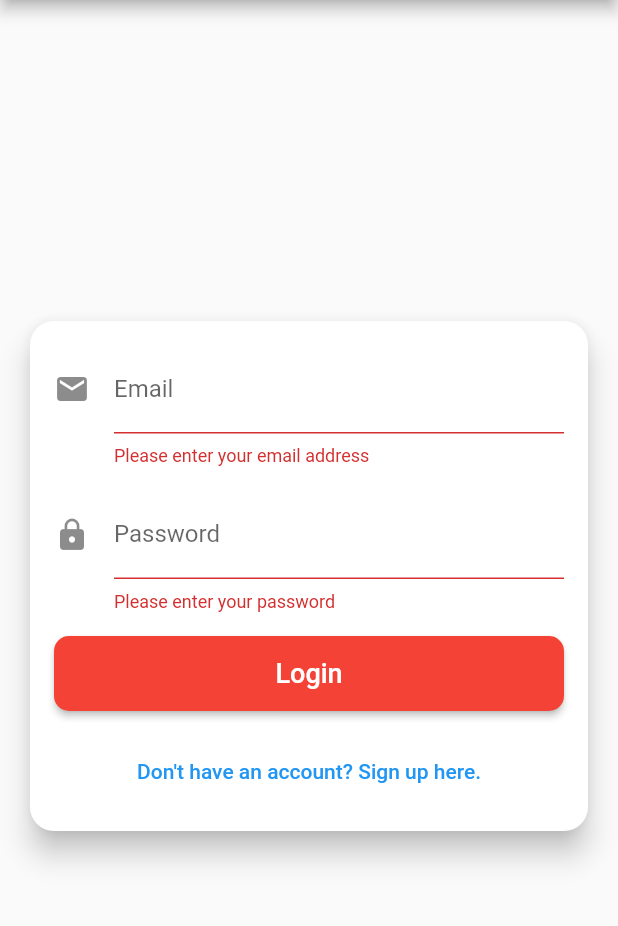
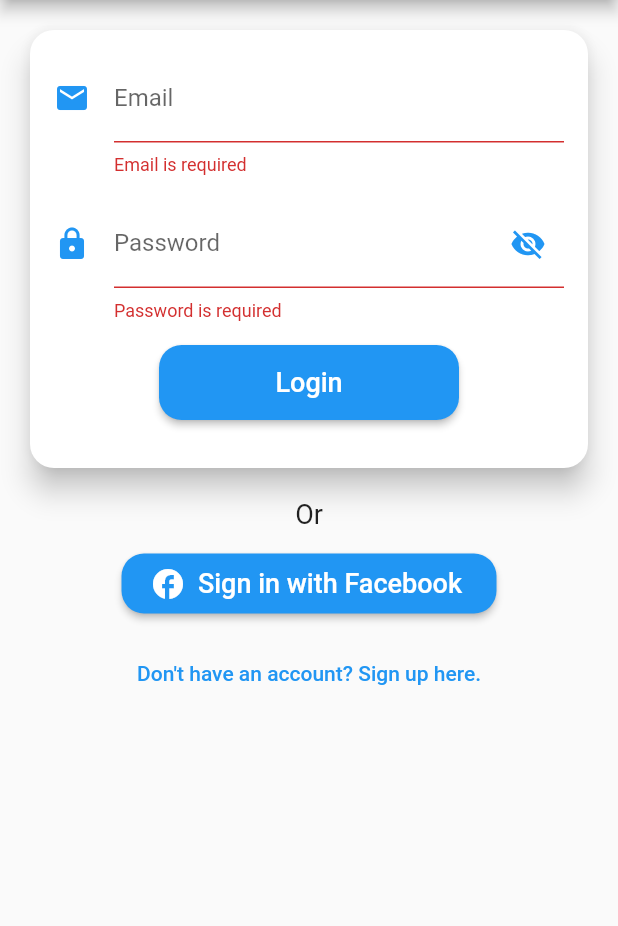
Before and after one commit to ElvinMammadov/MafiaGame, a Flutter app: the screen it shows after launch, after a tap on "Login", on a phone screen of 412 x 824 dp, the part 84-1010 px from its top. Run offline on Flutter 3.47's test engine with Material 2 defaults, Android fonts, the light colour scheme and no system bars; our stand-ins replace firebase_auth, firebase_core; missing offline and left inert: flutter_facebook_auth; accounts and stored records are empty; generated files the repository leaves out were written again.

Commit message:
Facebook authentication installed

```diff
--- /dev/null
+++ b/lib/presentation/pages/auth/login/facebook_sign_in_button.dart
@@ -0,0 +1,28 @@
+import 'package:flutter/material.dart';
+
+class FacebookSignInButton extends StatelessWidget {
+  const FacebookSignInButton({Key? key, required this.onSignIn})
+      : super(key: key);
+
+  final VoidCallback onSignIn;
+
+  @override
+  Widget build(BuildContext context) => SizedBox(
+    width: 250,
+    height: 40,
+    child: ElevatedButton.icon(
+      onPressed: onSignIn,
+      style: ElevatedButton.styleFrom(
+        backgroundColor: Colors.blue,
+        shape: RoundedRectangleBorder(
+          borderRadius: BorderRadius.circular(15.0),
+        ),
+      ),
+      icon: const Icon(Icons.facebook),
+      label: const Text(
+        'Sign in with Facebook',
+        style: TextStyle(fontSize: 18),
+      ),
+    ),
+  );
+}
--- /dev/null
+++ b/lib/presentation/pages/auth/login/login_form.dart
@@ -0,0 +1,130 @@
+import 'package:flutter/material.dart';
+import 'package:mafia_game/presentation/validators/validators.dart';
+import 'package:mafia_game/utils/app_strings.dart';
+
+class LoginForm extends StatefulWidget {
+  const LoginForm({
+    Key? key,
+    required GlobalKey<FormState> formKey,
+    required TextEditingController emailController,
+    required TextEditingController passwordController,
+    required bool isPasswordVisible,
+    required Future<void> Function() onSignIn,
+    required this.onTogglePasswordVisibility,
+  })  : _onSignIn = onSignIn,
+        _formKey = formKey,
+        _emailController = emailController,
+        _passwordController = passwordController,
+        _isPasswordVisible = isPasswordVisible,
+        super(key: key);
+
+  final GlobalKey<FormState> _formKey;
+  final TextEditingController _emailController;
+  final TextEditingController _passwordController;
+  final bool _isPasswordVisible;
+  final Future<void> Function() _onSignIn;
+  final VoidCallback onTogglePasswordVisibility;
+
+  @override
+  _LoginFormState createState() => _LoginFormState();
+}
+
+class _LoginFormState extends State<LoginForm> {
+  bool _isLoading = false;
+
+  @override
+  Widget build(BuildContext context) => Card(
+        elevation: 8.0,
+        shape: RoundedRectangleBorder(
+          borderRadius: BorderRadius.circular(16.0),
+        ),
+        child: Padding(
+          padding: const EdgeInsets.all(16.0),
+          child: Form(
+            key: widget._formKey,
+            child: Column(
+              mainAxisSize: MainAxisSize.min,
+              children: <Widget>[
+                TextFormField(
+                  controller: widget._emailController,
+                  decoration: const InputDecoration(
+                    labelText: AppStrings.email,
+                    icon: Icon(Icons.email, color: Colors.blue),
+                    focusedBorder: OutlineInputBorder(
+                      borderSide: BorderSide(color: Colors.blue),
+                    ),
+                    enabledBorder: OutlineInputBorder(
+                      borderSide: BorderSide(color: Colors.blue),
+                    ),
+                  ),
+                  validator: Validator.validateEmail,
+                ),
+                const SizedBox(height: 16),
+                TextFormField(
+                  controller: widget._passwordController,
+                  decoration: InputDecoration(
+                    labelText: AppStrings.password,
+                    icon: const Icon(Icons.lock, color: Colors.blue),
+                    focusedBorder: const OutlineInputBorder(
+                      borderSide: BorderSide(color: Colors.blue),
+                    ),
+                    enabledBorder: const OutlineInputBorder(
+                      borderSide: BorderSide(color: Colors.blue),
+                    ),
+                    suffixIcon: IconButton(
+                      icon: Icon(
+                        widget._isPasswordVisible
+                            ? Icons.visibility
+                            : Icons.visibility_off,
+                        color: Colors.blue,
+                      ),
+                      onPressed: widget.onTogglePasswordVisibility,
+                    ),
+                  ),
+                  obscureText: !widget._isPasswordVisible,
+                  validator: Validator.validatePassword,
+                ),
+                const SizedBox(height: 16),
+                SizedBox(
+                  width: 200,
+                  height: 50,
+                  child: ElevatedButton(
+                    onPressed: _isLoading ? null : _loginButtonPressed,
+                    style: ElevatedButton.styleFrom(
+                      backgroundColor: Colors.blue,
+                      shape: RoundedRectangleBorder(
+                        borderRadius: BorderRadius.circular(15.0),
+                      ),
+                    ),
+                    child: _isLoading
+                        ? const CircularProgressIndicator(
+                            color: Colors.white,
+                          )
+                        : const Text(
+                            AppStrings.loginButton,
+                            style: TextStyle(fontSize: 18),
+                          ),
+                  ),
+                ),
+                const SizedBox(height: 16),
+              ],
+            ),
+          ),
+        ),
+      );
+
+  Future<void> _loginButtonPressed() async {
+    // Set the loading state to true
+    setState(() {
+      _isLoading = true;
+    });
+
+    // Perform the login
+    await widget._onSignIn();
+
+    // Set the loading state to false after login
+    setState(() {
+      _isLoading = false;
+    });
+  }
+}
--- /dev/null
+++ b/lib/presentation/pages/auth/login/login_page.dart
@@ -0,0 +1,170 @@
+import 'package:firebase_auth/firebase_auth.dart';
+import 'package:flutter/material.dart';
+import 'package:flutter_facebook_auth/flutter_facebook_auth.dart';
+import 'package:mafia_game/presentation/widgets/app_bar.dart';
+import 'package:mafia_game/presentation/pages/auth/login/login_form.dart';
+import 'package:mafia_game/presentation/pages/auth/login/facebook_sign_in_button.dart';
+import 'package:mafia_game/utils/navigator.dart';
+import 'package:mafia_game/utils/app_strings.dart';
+import 'package:mafia_game/presentation/widgets/resource.dart';
+
+class LoginPage extends StatefulWidget {
+  const LoginPage({Key? key}) : super(key: key);
+
+  @override
+  State<LoginPage> createState() => _LoginPageState();
+}
+
+class _LoginPageState extends State<LoginPage> {
+  final FirebaseAuth _auth = FirebaseAuth.instance;
+  final TextEditingController _emailController = TextEditingController();
+  final TextEditingController _passwordController = TextEditingController();
+  final GlobalKey<FormState> _formKey = GlobalKey<FormState>();
+  bool _isPasswordVisible = false;
+
+  Future<void> _signInWithEmailAndPassword() async {
+    if (_formKey.currentState?.validate() ?? false) {
+      try {
+        final UserCredential userCredential =
+        await _auth.signInWithEmailAndPassword(
+          email: _emailController.text.trim(),
+          password: _passwordController.text,
+        );
+
+        final User? user = userCredential.user;
+
+        if (user != null) {
+          ScaffoldMessenger.of(context).showSnackBar(
+            const SnackBar(
+              content: Text(AppStrings.loginSuccessful),
+              duration: Duration(seconds: 2),
+              backgroundColor: Colors.green,
+            ),
+          );
+
+          // You can navigate to the next screen or perform any other actions here
+          // Navigator.pushReplacement(context, MaterialPageRoute(builder: (context) => NextScreen()));
+          print('User signed in: ${user.uid}');
+        } else {
+          print('User does not exist');
+        }
+      } on FirebaseAuthException catch (e) {
+        print("Error during login: $e");
+
+        if (e.code == 'user-not-found') {
+          print('User does not exist');
+          ScaffoldMessenger.of(context).showSnackBar(
+            const SnackBar(
+              content: Text(AppStrings.userDoesNotExist),
+              duration: Duration(seconds: 2),
+              backgroundColor: Colors.red,
+            ),
+          );
+        } else if (e.code == 'wrong-password') {
+          // Password is incorrect
+          print('Wrong password');
+          ScaffoldMessenger.of(context).showSnackBar(
+            const SnackBar(
+              content: Text(AppStrings.wrongPassword),
+              duration: Duration(seconds: 2),
+              backgroundColor: Colors.red,
+            ),
+          );
+        } else {
+          // Handle other FirebaseAuthExceptions as needed
+          print('Other login error: $e');
+        }
+      } catch (e) {
+        // Handle other exceptions
+        print('General login error: $e');
+      }
+    } else {
+      print('Form is not valid');
+    }
+  }
+
+  // // Add this function for Facebook sign-in
+  // Future<void> _signInWithFacebook() async {
+  //   // Implement your Facebook sign-in logic here
+  //   // You might want to use a package like 'flutter_facebook_auth' for this
+  // }
+
+  Future<Resource?> _signInWithFacebook() async {
+    try {
+      final LoginResult result = await FacebookAuth.instance.login();
+      switch (result.status) {
+        case LoginStatus.success:
+          final AuthCredential facebookCredential =
+          FacebookAuthProvider.credential(result.accessToken!.token);
+          final UserCredential userCredential =
+          await _auth.signInWithCredential(facebookCredential);
+          return Resource(status: Status.Success);
+        case LoginStatus.cancelled:
+          return Resource(status: Status.Cancelled);
+        case LoginStatus.failed:
+          return Resource(status: Status.Error);
+        default:
+          return null;
+      }
+    } on FirebaseAuthException catch (e) {
+      throw e;
+    }
+  }
+
+
+  void _togglePasswordVisibility() {
+    setState(() {
+      _isPasswordVisible = !_isPasswordVisible;
+    });
+  }
+
+  @override
+  Widget build(BuildContext context) => Scaffold(
+    appBar: const DefaultAppBar(
+      title: AppStrings.title,
+      showBackButton: false,
+    ),
+    body: Padding(
+      padding: const EdgeInsets.all(16.0),
+      child: SingleChildScrollView(
+        child: Center(
+          child: Column(
+            mainAxisAlignment: MainAxisAlignment.center,
+            children: <Widget>[
+              LoginForm(
+                formKey: _formKey,
+                emailController: _emailController,
+                passwordController: _passwordController,
+                isPasswordVisible: _isPasswordVisible,
+                onSignIn: _signInWithEmailAndPassword,
+                onTogglePasswordVisibility: _togglePasswordVisibility,
+              ),
+              const SizedBox(height: 16),
+              const Text(
+                'Or',
+                style: TextStyle(fontSize: 18),
+              ),
+              const SizedBox(height: 16),
+              // Add the Facebook sign-in button here
+              // Assuming you have a FacebookSignInButton implementation
+              FacebookSignInButton(onSignIn: _signInWithFacebook),
+              const SizedBox(height: 16),
+              TextButton(
+                onPressed: () {
+                  // Navigate to the signup page
+                  AppNavigator.navigateToSignupPage(context);
+                },
+                style: TextButton.styleFrom(
+                  foregroundColor: Colors.blue,
+                ),
+                child: const Text(
+                  AppStrings.noAccount,
+                ),
+              ),
+            ],
+          ),
+        ),
+      ),
+    ),
+  );
+}
--- a/lib/presentation/pages/auth/login_page.dart
+++ /dev/null
@@ -1,111 +0,0 @@
-import 'package:firebase_auth/firebase_auth.dart';
-import 'package:flutter/material.dart';
-import 'package:mafia_game/utils/app_strings.dart';
-import 'package:mafia_game/utils/navigator.dart';
-import 'package:mafia_game/presentation/widgets/app_bar.dart';
-import 'package:mafia_game/presentation/validators/validators.dart'; // Import Validators
-
-class LoginPage extends StatefulWidget {
-  const LoginPage({Key? key}) : super(key: key);
-
-  @override
-  State<LoginPage> createState() => _LoginPageState();
-}
-
-class _LoginPageState extends State<LoginPage> {
-  final FirebaseAuth _auth = FirebaseAuth.instance;
-  final TextEditingController _emailController = TextEditingController();
-  final TextEditingController _passwordController = TextEditingController();
-  final GlobalKey<FormState> _formKey = GlobalKey<FormState>(); // Add GlobalKey for the Form
-
-  Future<void> _signInWithEmailAndPassword() async {
-    try {
-      await _auth.signInWithEmailAndPassword(
-        email: _emailController.text.trim(),
-        password: _passwordController.text,
-      );
-      // Navigate to the next screen upon successful login
-      // Navigator.pushReplacement(context, MaterialPageRoute(builder: (context) => NextScreen()));
-    } catch (e) {
-      print("Error during login: $e");
-      // Handle login errors (show a snackbar, etc.)
-    }
-  }
-
-  @override
-  Widget build(BuildContext context) => Scaffold(
-    appBar: const DefaultAppBar(
-      title: AppStrings.title,
-      showBackButton: false,
-    ),
-    body: Padding(
-      padding: const EdgeInsets.all(16.0),
-      child: Center(
-        child: Card(
-          elevation: 8.0,
-          shape: RoundedRectangleBorder(
-            borderRadius: BorderRadius.circular(16.0),
-          ),
-          child: Padding(
-            padding: const EdgeInsets.all(16.0),
-            child: Form(
-              key: _formKey,
-              child: Column(
-                mainAxisSize: MainAxisSize.min,
-                children: [
-                  TextFormField(
-                    controller: _emailController,
-                    decoration: const InputDecoration(
-                      labelText: AppStrings.email,
-                      icon: Icon(Icons.email),
-                    ),
-                    validator: Validators.validateEmail,
-                  ),
-                  const SizedBox(height: 16),
-                  TextFormField(
-                    controller: _passwordController,
-                    decoration: const InputDecoration(
-                      labelText: AppStrings.password,
-                      icon: Icon(Icons.lock),
-                    ),
-                    obscureText: true,
-                    validator: Validators.validatePassword,
-                  ),
-                  const SizedBox(height: 16),
-                  SizedBox(
-                    width: double.infinity,
-                    height: 50,
-                    child: ElevatedButton(
-                      onPressed: () {
-                        if (_formKey.currentState!.validate()) {
-                          _signInWithEmailAndPassword();
-                        }
-                      },
-                      style: ElevatedButton.styleFrom(
-                        backgroundColor: Colors.red,
-                        shape: RoundedRectangleBorder(
-                          borderRadius: BorderRadius.circular(10.0),
-                        ),
-                      ),
-                      child: const Text(
-                        AppStrings.loginButton,
-                        style: TextStyle(fontSize: 18),
-                      ),
-                    ),
-                  ),
-                  const SizedBox(height: 16),
-                  TextButton(
-                    onPressed: () {
-                      AppNavigator.navigateToSignupPage(context);
-                    },
-                    child: const Text(AppStrings.noAccount),
-                  ),
-                ],
-              ),
-            ),
-          ),
-        ),
-      ),
-    ),
-  );
-}
--- a/lib/presentation/validators/validators.dart
+++ b/lib/presentation/validators/validators.dart
@@ -1,21 +1,25 @@
-class Validators {
+import 'package:mafia_game/utils/app_strings.dart';
+
+class Validator {
   static String? validateEmail(String? value) {
-    if (value == null || value.isEmpty) {
-      return 'Please enter your email address';
+    if (value == null || value.trim().isEmpty) {
+      return AppStrings.emailIsRequired;
     }
-
-    // You can add a more sophisticated email validation logic if needed
-
+    final RegExp emailRegex =
+    RegExp(r'^[\w-]+(\.[\w-]+)*@([\w-]+\.)+[a-zA-Z]{2,7}$');
+    if (!emailRegex.hasMatch(value)) {
+      return AppStrings.enterValidEmailAddress;
+    }
     return null;
   }
 
   static String? validatePassword(String? value) {
-    if (value == null || value.isEmpty) {
-      return 'Please enter your password';
+    if (value == null || value.trim().isEmpty) {
+      return AppStrings.passwordIsRequired;
     }
-
-    // You can add additional password validation logic, e.g., minimum length, special characters, etc.
-
+    if (value.length < 6) {
+      return AppStrings.passwordLengthRequirement;
+    }
     return null;
   }
 }
--- /dev/null
+++ b/lib/presentation/widgets/resource.dart
@@ -0,0 +1,7 @@
+class Resource {
+  final Status status;
+
+  Resource({required this.status});
+}
+
+enum Status { Success, Error, Cancelled }
--- a/lib/utils/app_strings.dart
+++ b/lib/utils/app_strings.dart
@@ -8,4 +8,17 @@ class AppStrings {
   static const String signUpButton = 'Sign Up';
   static const String noAccount = 'Don\'t have an account? Sign up here.';
   static const String haveAccount = 'Already have an account? Login here.';
+  static const String registeredSuccessfully = 'Registered successfully!';
+  static const String userDoesNotExist = 'User does not exist';
+  static const String wrongPassword = 'Wrong password';
+  static const String formNotValid = 'Form is not valid';
+  static const String loginSuccessful = 'Login successful!';
+  static const String emailAlreadyInUse = 'Email is already registered';
+  static const String errorDuringSignup = 'Error during signup';
+  static const String errorDuringLogin = 'Error during login';
+  static const String emailIsRequired = 'Email is required';
+  static const String enterValidEmailAddress = 'Enter a valid email address';
+  static const String passwordIsRequired = 'Password is required';
+  static const String passwordLengthRequirement =
+      'Password must be at least 6 characters long';
 }
--- a/lib/utils/navigator.dart
+++ b/lib/utils/navigator.dart
@@ -1,5 +1,5 @@
 import 'package:flutter/material.dart';
-import 'package:mafia_game/presentation/pages/auth/login_page.dart';
+import 'package:mafia_game/presentation/pages/auth/login/login_page.dart';
 import 'package:mafia_game/presentation/pages/auth/signup_page.dart';
 
 class AppNavigator {
--- a/pubspec.yaml
+++ b/pubspec.yaml
@@ -31,6 +31,7 @@ dependencies:
   cupertino_icons: ^1.0.2
   firebase_auth: ^4.16.0
   firebase_core: ^2.24.2
+  flutter_facebook_auth: ^6.0.3
 
 dev_dependencies:
   flutter_test:
```
Also changed, not shown: lib/presentation/pages/auth/signup_page.dart (+102 -21 lines), pubspec.lock, 8 other files.
